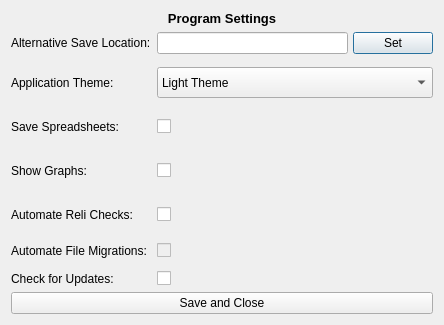
Old version of the form settingsdialog.ui in the repository miyamot0/DataTracker3.
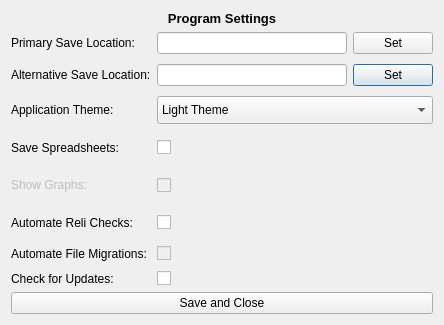
New version of the form.

The edit to the form file:
```diff
--- a/settingsdialog.ui
+++ b/settingsdialog.ui
@@ -48,15 +48,15 @@
    <item>
     <layout class="QFormLayout" name="formLayout">
      <property name="sizeConstraint">
-      <enum>QLayout::SetNoConstraint</enum>
+      <enum>QLayout::SetFixedSize</enum>
      </property>
      <property name="fieldGrowthPolicy">
       <enum>QFormLayout::ExpandingFieldsGrow</enum>
      </property>
      <property name="verticalSpacing">
-      <number>13</number>
+      <number>10</number>
      </property>
-     <item row="0" column="0">
+     <item row="2" column="0">
       <widget class="QLabel" name="labelAlternate">
        <property name="sizePolicy">
         <sizepolicy hsizetype="Preferred" vsizetype="Expanding">
@@ -69,7 +69,52 @@
        </property>
       </widget>
      </item>
-     <item row="1" column="0">
+     <item row="2" column="1">
+      <layout class="QHBoxLayout" name="horizontalLayout">
+       <property name="spacing">
+        <number>6</number>
+       </property>
+       <property name="sizeConstraint">
+        <enum>QLayout::SetDefaultConstraint</enum>
+       </property>
+       <item>
+        <widget class="QLineEdit" name="editSaveLocation">
+         <property name="sizePolicy">
+          <sizepolicy hsizetype="Expanding" vsizetype="Ignored">
+           <horstretch>0</horstretch>
+           <verstretch>0</verstretch>
+          </sizepolicy>
+         </property>
+         <property name="minimumSize">
+          <size>
+           <width>0</width>
+           <height>0</height>
+          </size>
+         </property>
+         <property name="focusPolicy">
+          <enum>Qt::NoFocus</enum>
+         </property>
+         <property name="frame">
+          <bool>true</bool>
+         </property>
+        </widget>
+       </item>
+       <item>
+        <widget class="QPushButton" name="setSaveLocation">
+         <property name="sizePolicy">
+          <sizepolicy hsizetype="Minimum" vsizetype="Maximum">
+           <horstretch>0</horstretch>
+           <verstretch>0</verstretch>
+          </sizepolicy>
+         </property>
+         <property name="text">
+          <string>Set</string>
+         </property>
+        </widget>
+       </item>
+      </layout>
+     </item>
+     <item row="3" column="0">
       <widget class="QLabel" name="labelTheme">
        <property name="sizePolicy">
         <sizepolicy hsizetype="Preferred" vsizetype="Expanding">
@@ -82,7 +127,7 @@
        </property>
       </widget>
      </item>
-     <item row="1" column="1">
+     <item row="3" column="1">
       <widget class="QComboBox" name="comboTheme">
        <property name="sizePolicy">
         <sizepolicy hsizetype="Expanding" vsizetype="Expanding">
@@ -105,7 +150,7 @@
        </item>
       </widget>
      </item>
-     <item row="2" column="0">
+     <item row="4" column="0">
       <widget class="QLabel" name="labelSpreadsheets">
        <property name="sizePolicy">
         <sizepolicy hsizetype="Preferred" vsizetype="Expanding">
@@ -118,7 +163,7 @@
        </property>
       </widget>
      </item>
-     <item row="2" column="1">
+     <item row="4" column="1">
       <widget class="QCheckBox" name="checkBoxSheets">
        <property name="sizePolicy">
         <sizepolicy hsizetype="Minimum" vsizetype="Expanding">
@@ -131,8 +176,11 @@
        </property>
       </widget>
      </item>
-     <item row="3" column="0">
+     <item row="5" column="0">
       <widget class="QLabel" name="labelGraphs">
+       <property name="enabled">
+        <bool>false</bool>
+       </property>
        <property name="sizePolicy">
         <sizepolicy hsizetype="Preferred" vsizetype="Expanding">
          <horstretch>0</horstretch>
@@ -144,10 +192,10 @@
        </property>
       </widget>
      </item>
-     <item row="3" column="1">
+     <item row="5" column="1">
       <widget class="QCheckBox" name="checkBoxGraphs">
        <property name="enabled">
-        <bool>true</bool>
+        <bool>false</bool>
        </property>
        <property name="sizePolicy">
         <sizepolicy hsizetype="Minimum" vsizetype="Expanding">
@@ -160,7 +208,7 @@
        </property>
       </widget>
      </item>
-     <item row="4" column="0">
+     <item row="6" column="0">
       <widget class="QLabel" name="labelReli">
        <property name="sizePolicy">
         <sizepolicy hsizetype="Preferred" vsizetype="Expanding">
@@ -173,7 +221,7 @@
        </property>
       </widget>
      </item>
-     <item row="4" column="1">
+     <item row="6" column="1">
       <widget class="QCheckBox" name="checkBoxReli">
        <property name="sizePolicy">
         <sizepolicy hsizetype="Minimum" vsizetype="Expanding">
@@ -186,14 +234,14 @@
        </property>
       </widget>
      </item>
-     <item row="5" column="0">
+     <item row="7" column="0">
       <widget class="QLabel" name="labelAutoMigrate">
        <property name="text">
         <string>Automate File Migrations:</string>
        </property>
       </widget>
      </item>
-     <item row="5" column="1">
+     <item row="7" column="1">
       <widget class="QCheckBox" name="checkBoxAutoMigrate">
        <property name="enabled">
         <bool>false</bool>
@@ -203,65 +251,78 @@
        </property>
       </widget>
      </item>
-     <item row="0" column="1">
-      <layout class="QHBoxLayout" name="horizontalLayout">
-       <property name="spacing">
-        <number>5</number>
-       </property>
-       <property name="sizeConstraint">
-        <enum>QLayout::SetDefaultConstraint</enum>
-       </property>
-       <item>
-        <widget class="QLineEdit" name="editSaveLocation">
-         <property name="sizePolicy">
-          <sizepolicy hsizetype="Expanding" vsizetype="Ignored">
-           <horstretch>0</horstretch>
-           <verstretch>0</verstretch>
-          </sizepolicy>
-         </property>
-         <property name="minimumSize">
-          <size>
-           <width>0</width>
-           <height>0</height>
-          </size>
-         </property>
-         <property name="focusPolicy">
-          <enum>Qt::NoFocus</enum>
-         </property>
-         <property name="frame">
-          <bool>true</bool>
-         </property>
-        </widget>
-       </item>
-       <item>
-        <widget class="QPushButton" name="setSaveLocation">
-         <property name="sizePolicy">
-          <sizepolicy hsizetype="Minimum" vsizetype="Maximum">
-           <horstretch>0</horstretch>
-           <verstretch>0</verstretch>
-          </sizepolicy>
-         </property>
-         <property name="text">
-          <string>Set</string>
-         </property>
-        </widget>
-       </item>
-      </layout>
-     </item>
-     <item row="6" column="0">
+     <item row="8" column="0">
       <widget class="QLabel" name="label">
        <property name="text">
         <string>Check for Updates:</string>
        </property>
       </widget>
      </item>
-     <item row="6" column="1">
+     <item row="8" column="1">
       <widget class="QCheckBox" name="checkBoxAutoUpdate">
        <property name="text">
         <string/>
        </property>
       </widget>
      </item>
+     <item row="1" column="1">
+      <layout class="QHBoxLayout" name="horizontalLayout_4">
+       <property name="spacing">
+        <number>6</number>
+       </property>
+       <property name="sizeConstraint">
+        <enum>QLayout::SetDefaultConstraint</enum>
+       </property>
+       <item>
+        <widget class="QLineEdit" name="editPrimarySaveLocation">
+         <property name="sizePolicy">
+          <sizepolicy hsizetype="Expanding" vsizetype="Ignored">
+           <horstretch>0</horstretch>
+           <verstretch>0</verstretch>
+          </sizepolicy>
+         </property>
+         <property name="minimumSize">
+          <size>
+           <width>0</width>
+           <height>0</height>
+          </size>
+         </property>
+         <property name="focusPolicy">
+          <enum>Qt::NoFocus</enum>
+         </property>
+         <property name="frame">
+          <bool>true</bool>
+         </property>
+        </widget>
+       </item>
+       <item>
+        <widget class="QPushButton" name="setPrimarySaveLocation">
+         <property name="sizePolicy">
+          <sizepolicy hsizetype="Minimum" vsizetype="Maximum">
+           <horstretch>0</horstretch>
+           <verstretch>0</verstretch>
+          </sizepolicy>
+         </property>
+         <property name="text">
+          <string>Set</string>
+         </property>
+        </widget>
+       </item>
+      </layout>
+     </item>
+     <item row="1" column="0">
+      <widget class="QLabel" name="label_2">
+       <property name="sizePolicy">
+        <sizepolicy hsizetype="Preferred" vsizetype="Expanding">
+         <horstretch>0</horstretch>
+         <verstretch>0</verstretch>
+        </sizepolicy>
+       </property>
+       <property name="text">
+        <string>Primary Save Location:</string>
+       </property>
+      </widget>
+     </item>
     </layout>
    </item>
    <item>
```
